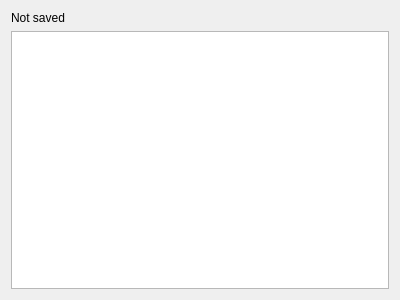
First picture: the form in textform.ui, repository SamuraiGalahad/PifagorIDE, before the edit.
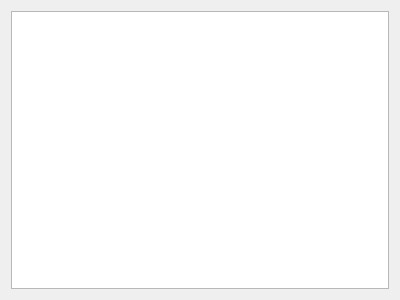
Second picture: the form after the edit.

Diff of the .ui file:
```diff
--- a/textform.ui
+++ b/textform.ui
@@ -15,14 +15,7 @@
   </property>
   <layout class="QVBoxLayout" name="verticalLayout">
    <item>
-    <widget class="QLabel" name="label">
-     <property name="text">
-      <string>Not saved</string>
-     </property>
-    </widget>
-   </item>
-   <item>
-    <widget class="QTextEdit" name="textEdit"/>
+    <widget class="QPlainTextEdit" name="plainTextEdit"/>
    </item>
   </layout>
  </widget>
```
